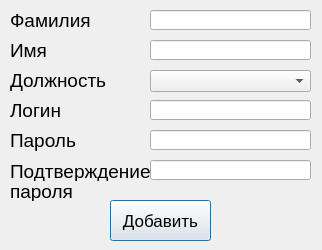
The window that forms/userForm.ui (MrKykypy3ka/SRM_IT) describes before a commit, drawn with Qt 5.
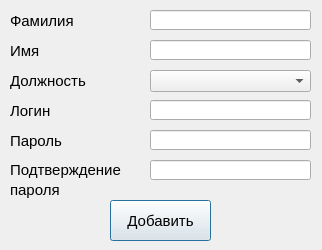
The same window after the commit. Icons and pictures are not drawn.

Diff of the .ui file:
```diff
--- a/forms/userForm.ui
+++ b/forms/userForm.ui
@@ -38,7 +38,7 @@
    </property>
    <property name="font">
     <font>
-     <pointsize>13</pointsize>
+     <pointsize>11</pointsize>
     </font>
    </property>
    <property name="text">
@@ -57,7 +57,7 @@
    <property name="font">
     <font>
      <family>MS Shell Dlg 2</family>
-     <pointsize>14</pointsize>
+     <pointsize>11</pointsize>
     </font>
    </property>
    <property name="lineWidth">
@@ -78,7 +78,7 @@
    </property>
    <property name="font">
     <font>
-     <pointsize>14</pointsize>
+     <pointsize>11</pointsize>
     </font>
    </property>
    <property name="text">
@@ -96,7 +96,7 @@
    </property>
    <property name="font">
     <font>
-     <pointsize>14</pointsize>
+     <pointsize>11</pointsize>
     </font>
    </property>
    <property name="text">
@@ -125,7 +125,7 @@
    <property name="font">
     <font>
      <family>MS Shell Dlg 2</family>
-     <pointsize>14</pointsize>
+     <pointsize>11</pointsize>
     </font>
    </property>
    <property name="lineWidth">
@@ -146,7 +146,7 @@
    </property>
    <property name="font">
     <font>
-     <pointsize>14</pointsize>
+     <pointsize>11</pointsize>
     </font>
    </property>
    <property name="text">
@@ -164,7 +164,7 @@
    </property>
    <property name="font">
     <font>
-     <pointsize>14</pointsize>
+     <pointsize>11</pointsize>
     </font>
    </property>
    <property name="text">
@@ -182,7 +182,7 @@
    </property>
    <property name="font">
     <font>
-     <pointsize>14</pointsize>
+     <pointsize>11</pointsize>
     </font>
    </property>
    <property name="text">
```
